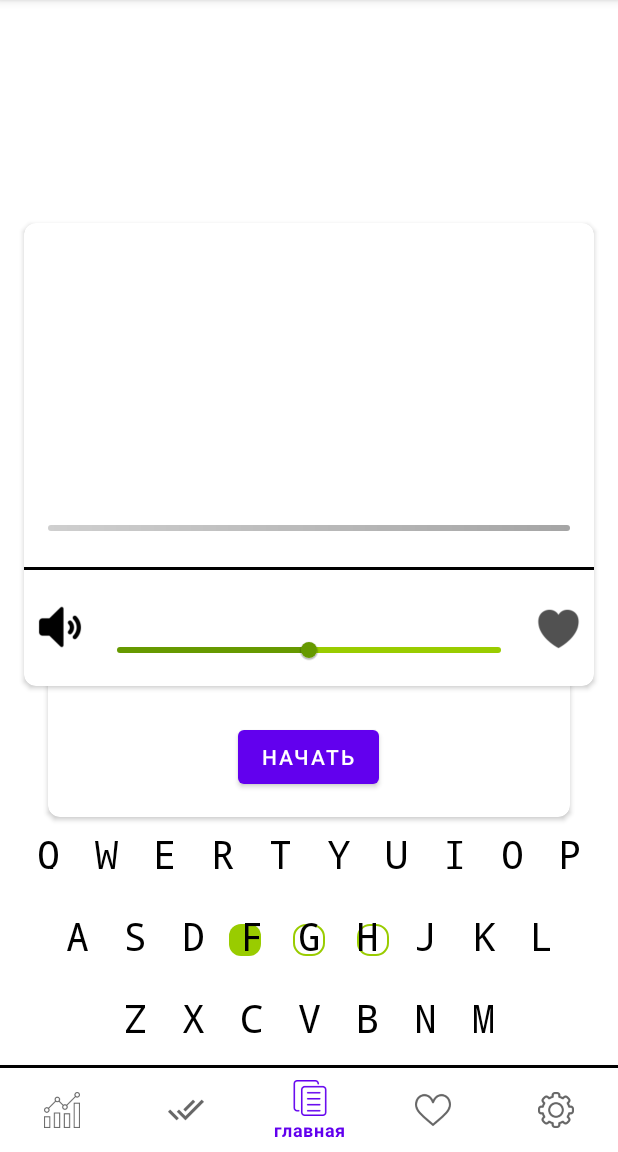
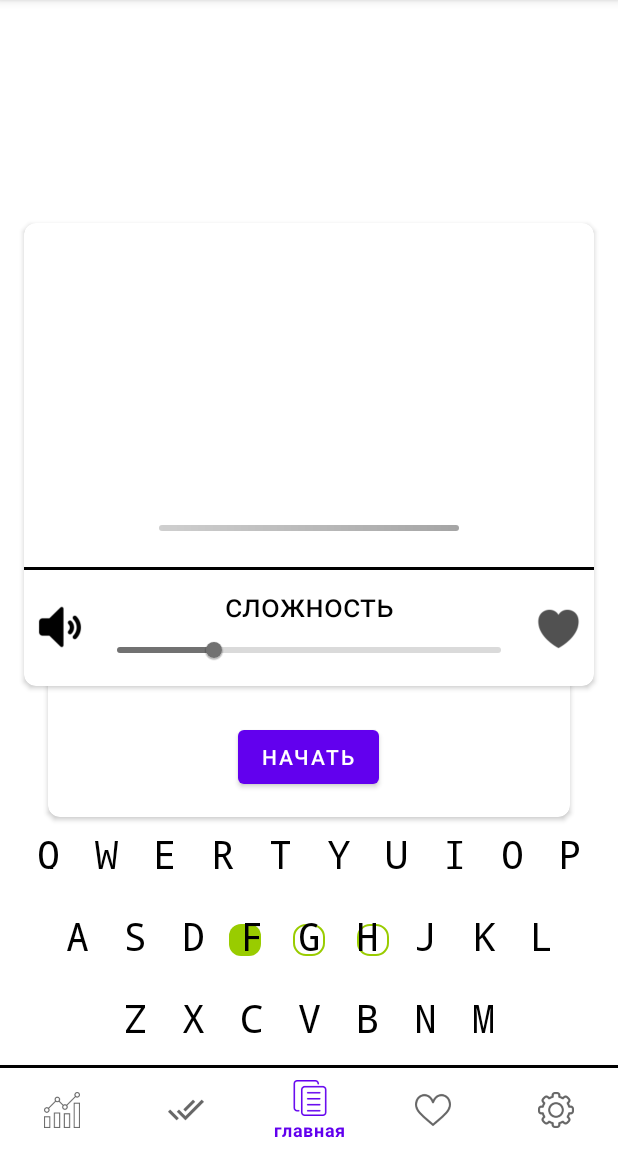
Before and after one commit to bushmv/example, an Android app: the fragment ThemeFragment placed in its activity, on a phone screen of 412 x 824 dp, the part 84-1236 px from its top. Run offline under Robolectric (Android 15) with nearby library versions, the phone set to English and light mode, and no system bars; our stand-ins replace navigation-ui; 7 statements that could not run were skipped.

Commit message:
Add ThemeViewModel and communication between ThemeViewModel and ThemeFragment

```diff
--- a/app/src/main/java/com/example/bushv/example/domain/InputChecker.kt
+++ b/app/src/main/java/com/example/bushv/example/domain/InputChecker.kt
@@ -49,7 +49,7 @@ class InputChecker(
         return displayedString
     }
 
-    fun prepareNextString(original: String, displayed: String) {
+    fun prepareNextExample(original: String, displayed: String) {
         reset(original, displayed)
         onStartNewExample(displayedString)
     }
--- a/app/src/main/res/layout/frag_theme_layout.xml
+++ b/app/src/main/res/layout/frag_theme_layout.xml
@@ -30,13 +30,13 @@
                 android:layout_width="match_parent"
                 android:layout_height="match_parent"
                 android:layout_margin="8dp"
-                android:alpha="0"
+                android:alpha="1"
                 android:bufferType="spannable"
                 android:gravity="center"
                 android:maxLines="4"
                 android:minLines="2"
                 android:padding="8dp"
-                android:scaleY="0"
+                android:scaleY="1"
                 android:singleLine="false"
                 android:textColor="#d9d9d9"
                 android:textSize="28sp" />
@@ -46,25 +46,26 @@
                 android:layout_width="match_parent"
                 android:layout_height="wrap_content"
                 android:layout_margin="8dp"
-                android:alpha="0"
+                android:alpha="1"
                 android:bufferType="spannable"
                 android:ellipsize="none"
                 android:gravity="center"
                 android:maxLines="4"
                 android:minLines="2"
                 android:padding="8dp"
-                android:scaleY="0"
+                android:scaleY="1"
                 android:singleLine="false"
                 android:textSize="20sp" />
 
             <ProgressBar
+                android:layout_gravity="center_horizontal"
                 android:id="@+id/theme_card_progress"
                 style="@style/Widget.AppCompat.ProgressBar.Horizontal"
-                android:layout_width="match_parent"
+                android:layout_width="200dp"
                 android:layout_height="4dp"
-                android:layout_marginStart="16dp"
+                android:layout_marginStart="64dp"
                 android:layout_marginTop="16dp"
-                android:layout_marginEnd="16dp"
+                android:layout_marginEnd="64dp"
                 android:layout_marginBottom="16dp"
                 android:max="100"
                 android:progress="0"
@@ -99,7 +100,7 @@
                     android:contentDescription="@string/say_example_icon" />
 
                 <ImageView
-                    android:id="@+id/im_favoriteExample"
+                    android:id="@+id/isFavoriteExample"
                     android:layout_width="32dp"
                     android:layout_height="32dp"
                     android:layout_margin="8dp"
@@ -110,15 +111,16 @@
                     android:contentDescription="@string/add_to_favorite_icon" />
 
                 <TextView
+                    android:textColor="@color/black"
                     android:id="@+id/tv_example_difficult"
                     android:layout_width="0dp"
                     android:layout_height="wrap_content"
                     android:layout_marginTop="0dp"
                     android:gravity="center_horizontal"
-                    tools:text="сложность: легко"
+                    android:text="@string/difficult"
                     android:textSize="22sp"
                     android:translationY="8dp"
-                    app:layout_constraintEnd_toStartOf="@+id/im_favoriteExample"
+                    app:layout_constraintEnd_toStartOf="@+id/isFavoriteExample"
                     app:layout_constraintStart_toEndOf="@+id/imageView2"
                     app:layout_constraintTop_toBottomOf="@+id/view" />
 
@@ -130,18 +132,18 @@
                     android:layout_marginRight="8dp"
                     android:elevation="64dp"
                     android:stepSize="1"
-                    android:value="50"
-                    android:valueFrom="0"
-                    android:valueTo="100"
+                    android:value="2"
+                    android:valueFrom="1"
+                    android:valueTo="5"
                     app:layout_constraintBottom_toBottomOf="parent"
-                    app:layout_constraintEnd_toStartOf="@+id/im_favoriteExample"
+                    app:layout_constraintEnd_toStartOf="@+id/isFavoriteExample"
                     app:layout_constraintStart_toEndOf="@+id/imageView2"
                     app:layout_constraintTop_toBottomOf="@+id/tv_example_difficult"
-                    app:thumbColor="@android:color/holo_green_dark"
+                    app:thumbColor="#717171"
                     app:thumbRadius="5dp"
                     app:tickVisible="false"
-                    app:trackColorActive="@android:color/holo_green_dark"
-                    app:trackColorInactive="@android:color/holo_green_light" />
+                    app:trackColorActive="#717171"
+                    app:trackColorInactive="#DADADA" />
 
             </androidx.constraintlayout.widget.ConstraintLayout>
         </LinearLayout>
--- a/app/src/main/res/values/strings.xml
+++ b/app/src/main/res/values/strings.xml
@@ -17,6 +17,7 @@
     <string name="question_mark">\?</string>
     <string name="say_example_icon">say example icon</string>
     <string name="add_to_favorite_icon">add to favorite icon</string>
+    <string name="difficult">сложность</string>
 
     // plurals
     <plurals name="example_count_plurals_template">
```
Also changed, not shown: app/src/main/java/com/example/bushv/example/presentation/Event.kt (added, +12 -0 lines), app/src/main/java/com/example/bushv/example/presentation/MutableSpannableString.kt (added, +42 -0 lines), app/src/main/java/com/example/bushv/example/presentation/ThemeViewModel.kt (+119 -1 lines), app/src/main/java/com/example/bushv/example/presentation/fragments/ThemeFragment.kt (+49 -0 lines), app/src/main/java/com/example/bushv/example/utility/extentions/Extentions.kt (added, +36 -0 lines), 1 other file.
